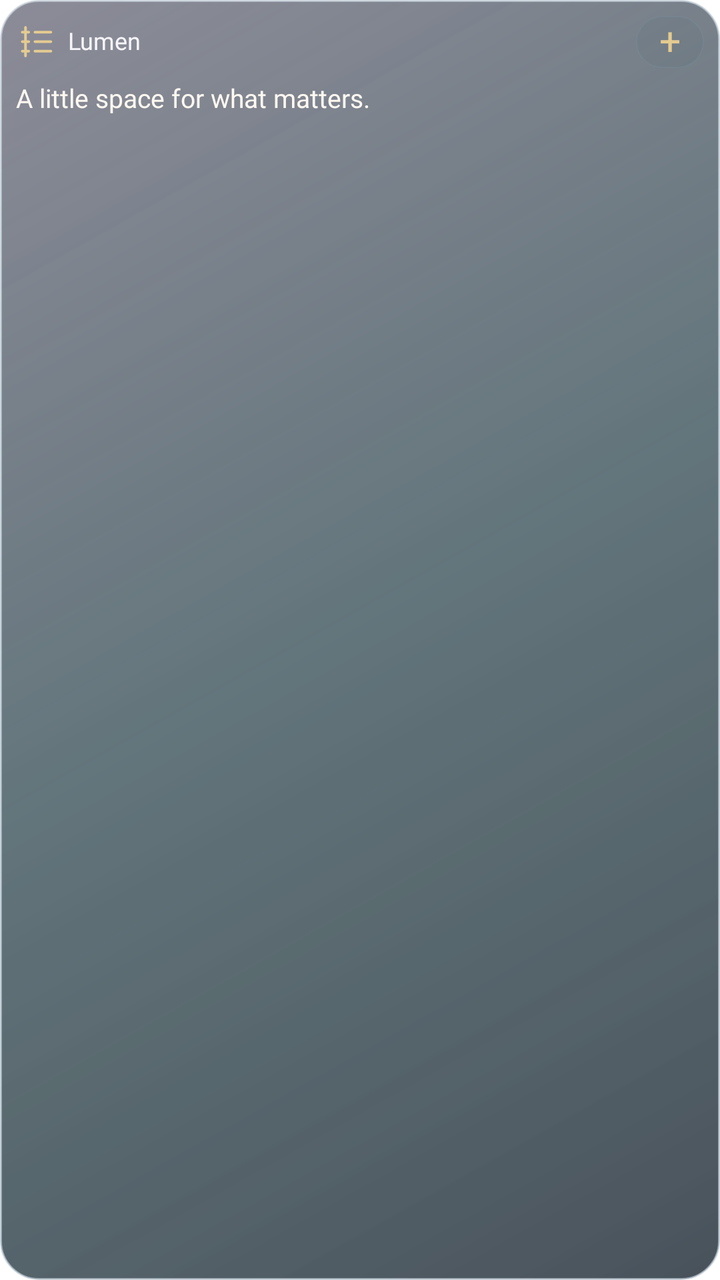
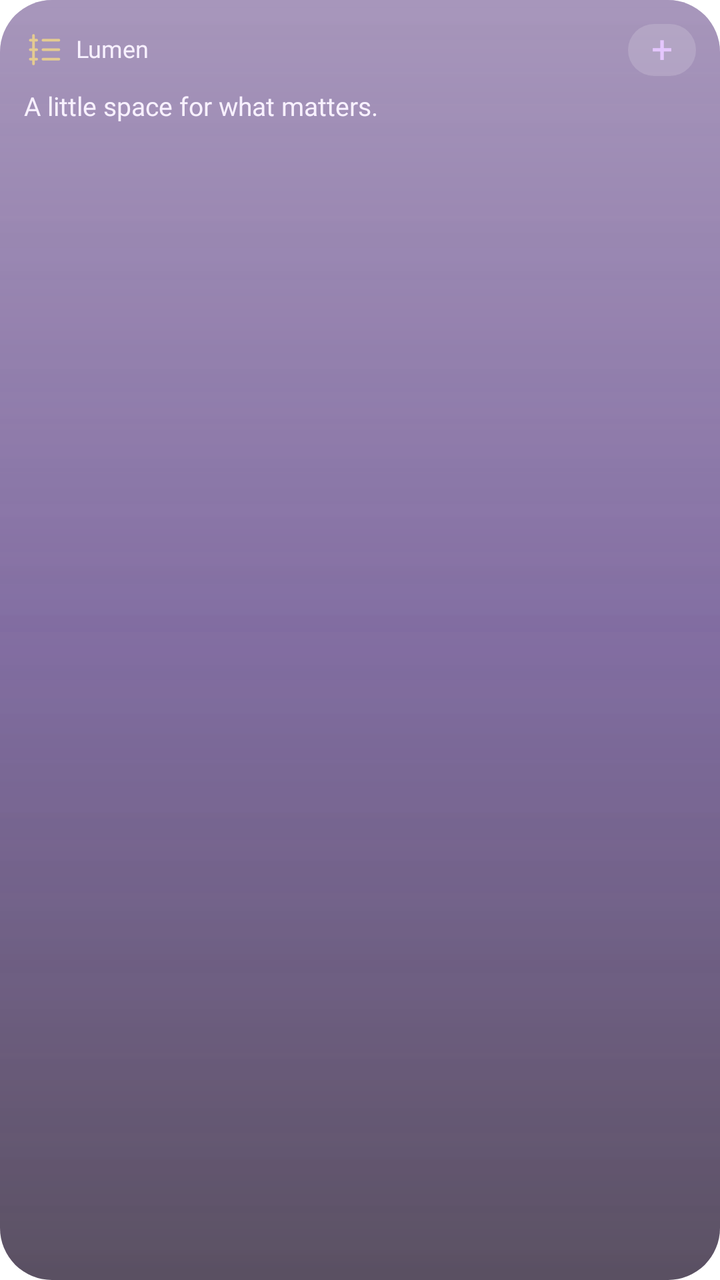

Compare the two renders of this Android layout. The source of the first and the diff that turns it into the second are given below.
<!-- AndroidManifest.xml: application theme Theme.Lumen -->
<!-- res/layout/lumen_widget_trip.xml -->
<?xml version='1.0' encoding='utf-8'?>
<LinearLayout xmlns:android="http://schemas.android.com/apk/res/android" android:id="@+id/widget_root" android:layout_width="match_parent" android:layout_height="match_parent" android:orientation="vertical" android:padding="8dp" android:background="@drawable/widget_glass_dark_balanced">
    <LinearLayout android:layout_width="match_parent" android:layout_height="wrap_content" android:orientation="horizontal" android:gravity="center_vertical">
        <ImageView android:id="@+id/widget_icon" android:layout_width="19dp" android:layout_height="19dp" android:contentDescription="@null" android:src="@drawable/widget_ic_tasks" />
        <TextView android:id="@+id/widget_title" android:layout_width="0dp" android:layout_weight="1" android:layout_height="wrap_content" android:layout_marginStart="7dp" android:text="@string/widget_name" android:textColor="#F6F5FA" android:textSize="12sp" android:fontFamily="@font/outfit_medium" android:maxLines="1" android:ellipsize="end" android:includeFontPadding="false" />
        <TextView android:id="@+id/widget_action" android:layout_width="34dp" android:layout_height="26dp" android:gravity="center" android:text="@string/widget_plus" android:textSize="19sp" android:textColor="#E4CB91" android:contentDescription="@string/widget_open" android:background="@drawable/widget_control" android:includeFontPadding="false" />
    </LinearLayout>
    <LinearLayout android:layout_width="match_parent" android:layout_height="wrap_content" android:orientation="horizontal" android:baselineAligned="false" android:gravity="center_vertical" android:layout_marginTop="4dp">
        <LinearLayout android:layout_width="0dp" android:layout_weight="1" android:layout_height="wrap_content" android:orientation="vertical" android:paddingStart="0dp" android:paddingEnd="12dp">
            <TextView android:id="@+id/widget_detail" android:layout_width="match_parent" android:layout_height="wrap_content" android:layout_marginTop="4dp" android:text="@string/widget_preview_detail" android:textColor="#FFF8F1" android:textSize="13sp" android:fontFamily="@font/outfit_medium" android:maxLines="2" android:ellipsize="end" android:includeFontPadding="false" />
            <TextView android:id="@+id/widget_status" android:layout_width="match_parent" android:layout_height="wrap_content" android:layout_marginTop="2dp" android:textColor="#BCD0D8" android:textSize="10sp" android:maxLines="2" android:ellipsize="end" android:includeFontPadding="false" />
        </LinearLayout>
        <LinearLayout android:id="@+id/widget_photos" android:layout_width="100dp" android:layout_height="64dp" android:layout_marginTop="4dp" android:orientation="horizontal" android:gravity="center_vertical" android:visibility="gone">
            <ImageView android:id="@+id/widget_photo1" android:layout_width="100dp" android:layout_height="64dp" android:layout_marginEnd="4dp" android:scaleType="centerCrop" android:background="@drawable/widget_photo_frame" android:contentDescription="@string/widget_photo" android:visibility="gone" />
            <ImageView android:id="@+id/widget_photo2" android:layout_width="100dp" android:layout_height="64dp" android:layout_marginEnd="4dp" android:scaleType="centerCrop" android:background="@drawable/widget_photo_frame" android:contentDescription="@string/widget_photo" android:visibility="gone" />
            <ImageView android:id="@+id/widget_photo3" android:layout_width="100dp" android:layout_height="64dp" android:layout_marginEnd="4dp" android:scaleType="centerCrop" android:background="@drawable/widget_photo_frame" android:contentDescription="@string/widget_photo" android:visibility="gone" />
            <ImageView android:id="@+id/widget_photo4" android:layout_width="100dp" android:layout_height="64dp" android:layout_marginEnd="4dp" android:scaleType="centerCrop" android:background="@drawable/widget_photo_frame" android:contentDescription="@string/widget_photo" android:visibility="gone" />
        </LinearLayout>
    </LinearLayout>
    <Chronometer android:id="@+id/widget_timer" android:layout_width="match_parent" android:layout_height="24dp" android:textColor="#FFF8F1" android:textSize="20sp" android:fontFamily="@font/outfit_medium" android:visibility="gone" android:includeFontPadding="false" />
    <LinearLayout android:id="@+id/widget_photo_names" android:layout_width="match_parent" android:layout_height="12dp" android:orientation="horizontal" android:visibility="gone">
        <TextView android:id="@+id/widget_person1" android:layout_width="0dp" android:layout_weight="1" android:layout_height="match_parent" android:textColor="#BCD0D8" android:textSize="9sp" android:gravity="center" android:maxLines="1" android:ellipsize="end" android:includeFontPadding="false" />
        <TextView android:id="@+id/widget_person2" android:layout_width="0dp" android:layout_weight="1" android:layout_height="match_parent" android:textColor="#BCD0D8" android:textSize="9sp" android:gravity="center" android:maxLines="1" android:ellipsize="end" android:includeFontPadding="false" />
        <TextView android:id="@+id/widget_person3" android:layout_width="0dp" android:layout_weight="1" android:layout_height="match_parent" android:textColor="#BCD0D8" android:textSize="9sp" android:gravity="center" android:maxLines="1" android:ellipsize="end" android:includeFontPadding="false" />
        <TextView android:id="@+id/widget_person4" android:layout_width="0dp" android:layout_weight="1" android:layout_height="match_parent" android:textColor="#BCD0D8" android:textSize="9sp" android:gravity="center" android:maxLines="1" android:ellipsize="end" android:includeFontPadding="false" />
    </LinearLayout>
    <LinearLayout android:id="@+id/widget_row1" android:layout_width="match_parent" android:layout_height="24dp" android:orientation="horizontal" android:gravity="center_vertical" android:visibility="gone">
        <TextView android:id="@+id/widget_check1" android:layout_width="34dp" android:layout_height="match_parent" android:text="@string/widget_circle" android:textColor="#E4CB91" android:textSize="22sp" android:gravity="center_vertical" android:includeFontPadding="false" />
        <TextView android:id="@+id/widget_task1" android:layout_width="0dp" android:layout_weight="1" android:layout_height="wrap_content" android:textColor="#FFF8F1" android:textSize="12sp" android:maxLines="1" android:ellipsize="end" android:includeFontPadding="false" />
    </LinearLayout>
    <LinearLayout android:id="@+id/widget_row2" android:layout_width="match_parent" android:layout_height="24dp" android:orientation="horizontal" android:gravity="center_vertical" android:visibility="gone">
        <TextView android:id="@+id/widget_check2" android:layout_width="34dp" android:layout_height="match_parent" android:text="@string/widget_circle" android:textColor="#E4CB91" android:textSize="22sp" android:gravity="center_vertical" android:includeFontPadding="false" />
        <TextView android:id="@+id/widget_task2" android:layout_width="0dp" android:layout_weight="1" android:layout_height="wrap_content" android:textColor="#FFF8F1" android:textSize="12sp" android:maxLines="1" android:ellipsize="end" android:includeFontPadding="false" />
    </LinearLayout>
    <TextView android:id="@+id/widget_button" android:layout_width="match_parent" android:layout_height="28dp" android:layout_marginTop="4dp" android:gravity="center" android:textColor="#28251D" android:fontFamily="@font/outfit_medium" android:textSize="12sp" android:background="@drawable/widget_pill" android:visibility="gone" android:includeFontPadding="false" />
    <ProgressBar android:id="@+id/widget_meter" android:layout_width="match_parent" android:layout_height="4dp" android:layout_marginTop="8dp" android:max="100" android:progressTint="#E4CB91" android:progressBackgroundTint="#334E6C72" android:visibility="gone" style="?android:attr/progressBarStyleHorizontal" />
</LinearLayout>
<!-- resources referenced by this layout -->
<resources>
  <!-- drawable widget_control (drawable) -->
  <shape xmlns:android="http://schemas.android.com/apk/res/android">
      <corners android:radius="14dp"/>
      <solid android:color="#153F5960"/>
      <stroke android:width="0.6dp" android:color="#337B9BA8"/>
  </shape>
  <!-- drawable widget_glass_dark_balanced (drawable) -->
  <?xml version='1.0' encoding='utf-8'?>
  <layer-list xmlns:android="http://schemas.android.com/apk/res/android">
      <item>
          <shape>
              <corners android:radius="19dp" />
              <gradient android:angle="315" android:startColor="#B939394E" android:centerColor="#B9243B43" android:endColor="#C5131F2A" />
              <stroke android:width="1dp" android:color="#A4BAC7D3" />
          </shape>
      </item>
      <item>
          <shape>
              <corners android:radius="19dp" />
              <gradient android:angle="315" android:startColor="#32FFFFFF" android:centerColor="#087DD8E4" android:endColor="#002C2748" />
          </shape>
      </item>
  </layer-list>
  <!-- drawable widget_ic_tasks (drawable) -->
  <vector xmlns:android="http://schemas.android.com/apk/res/android" android:width="24dp" android:height="24dp" android:viewportWidth="24" android:viewportHeight="24"><path android:pathData="M4,6 L8,6 M12,6 L22,6 M4,12 L8,12 M12,12 L22,12 M4,18 L8,18 M12,18 L22,18 M6,3 L6,9 M6,9 L6,15 M6,15 L6,21" android:fillColor="@android:color/transparent" android:strokeColor="#E4CB91" android:strokeWidth="1.7" android:strokeLineCap="round" android:strokeLineJoin="round" /></vector>
  <!-- drawable widget_photo_frame (drawable) -->
  <shape xmlns:android="http://schemas.android.com/apk/res/android"><corners android:radius="12dp"/><solid android:color="#262F424B"/></shape>
  <!-- drawable widget_pill (drawable) -->
  <shape xmlns:android="http://schemas.android.com/apk/res/android"><corners android:radius="24dp"/><gradient android:angle="0" android:startColor="#EAD8A7" android:endColor="#DCC28A"/></shape>
  <string name="widget_circle">○</string>
  <string name="widget_name">Lumen</string>
  <string name="widget_open">Open widget</string>
  <string name="widget_photo">Photo</string>
  <string name="widget_plus">+</string>
  <string name="widget_preview_detail">A little space for what matters.</string>
  <style name="Theme.Lumen" parent="android:Theme.Material.NoActionBar">
          <item name="android:windowShowWallpaper">true</item>
          <item name="android:windowBackground">@android:color/transparent</item>
          <item name="android:colorBackgroundCacheHint">@null</item>
          <item name="android:statusBarColor">@android:color/transparent</item>
          <item name="android:navigationBarColor">@android:color/transparent</item>
          <item name="android:windowDrawsSystemBarBackgrounds">true</item>
          <item name="android:windowLightStatusBar">false</item>
      </style>
</resources>

<!-- the commit's change to res/layout/lumen_widget_trip.xml (unified diff, before → after) -->
@@ -1,14 +1,14 @@
 <?xml version='1.0' encoding='utf-8'?>
-<LinearLayout xmlns:android="http://schemas.android.com/apk/res/android" android:id="@+id/widget_root" android:layout_width="match_parent" android:layout_height="match_parent" android:orientation="vertical" android:padding="8dp" android:background="@drawable/widget_glass_dark_balanced">
+<LinearLayout xmlns:android="http://schemas.android.com/apk/res/android" android:id="@+id/widget_root" android:layout_width="match_parent" android:layout_height="match_parent" android:orientation="vertical" android:padding="12dp" android:background="@drawable/widget_glass_dark_balanced">
     <LinearLayout android:layout_width="match_parent" android:layout_height="wrap_content" android:orientation="horizontal" android:gravity="center_vertical">
         <ImageView android:id="@+id/widget_icon" android:layout_width="19dp" android:layout_height="19dp" android:contentDescription="@null" android:src="@drawable/widget_ic_tasks" />
-        <TextView android:id="@+id/widget_title" android:layout_width="0dp" android:layout_weight="1" android:layout_height="wrap_content" android:layout_marginStart="7dp" android:text="@string/widget_name" android:textColor="#F6F5FA" android:textSize="12sp" android:fontFamily="@font/outfit_medium" android:maxLines="1" android:ellipsize="end" android:includeFontPadding="false" />
-        <TextView android:id="@+id/widget_action" android:layout_width="34dp" android:layout_height="26dp" android:gravity="center" android:text="@string/widget_plus" android:textSize="19sp" android:textColor="#E4CB91" android:contentDescription="@string/widget_open" android:background="@drawable/widget_control" android:includeFontPadding="false" />
+        <TextView android:id="@+id/widget_title" android:layout_width="0dp" android:layout_weight="1" android:layout_height="wrap_content" android:layout_marginStart="7dp" android:text="@string/widget_name" android:textColor="#F8F1FF" android:textSize="12sp" android:fontFamily="@font/outfit_medium" android:maxLines="1" android:ellipsize="end" android:includeFontPadding="false" />
+        <TextView android:id="@+id/widget_action" android:layout_width="34dp" android:layout_height="26dp" android:gravity="center" android:text="@string/widget_plus" android:textSize="19sp" android:textColor="#E4C6FF" android:contentDescription="@string/widget_open" android:background="@drawable/widget_control" android:includeFontPadding="false" />
     </LinearLayout>
     <LinearLayout android:layout_width="match_parent" android:layout_height="wrap_content" android:orientation="horizontal" android:baselineAligned="false" android:gravity="center_vertical" android:layout_marginTop="4dp">
         <LinearLayout android:layout_width="0dp" android:layout_weight="1" android:layout_height="wrap_content" android:orientation="vertical" android:paddingStart="0dp" android:paddingEnd="12dp">
-            <TextView android:id="@+id/widget_detail" android:layout_width="match_parent" android:layout_height="wrap_content" android:layout_marginTop="4dp" android:text="@string/widget_preview_detail" android:textColor="#FFF8F1" android:textSize="13sp" android:fontFamily="@font/outfit_medium" android:maxLines="2" android:ellipsize="end" android:includeFontPadding="false" />
-            <TextView android:id="@+id/widget_status" android:layout_width="match_parent" android:layout_height="wrap_content" android:layout_marginTop="2dp" android:textColor="#BCD0D8" android:textSize="10sp" android:maxLines="2" android:ellipsize="end" android:includeFontPadding="false" />
+            <TextView android:id="@+id/widget_detail" android:layout_width="match_parent" android:layout_height="wrap_content" android:layout_marginTop="4dp" android:text="@string/widget_preview_detail" android:textColor="#F8F1FF" android:textSize="13sp" android:fontFamily="@font/outfit_medium" android:maxLines="2" android:ellipsize="end" android:includeFontPadding="false" />
+            <TextView android:id="@+id/widget_status" android:layout_width="match_parent" android:layout_height="wrap_content" android:layout_marginTop="2dp" android:textColor="#C8B8D8" android:textSize="10sp" android:maxLines="2" android:ellipsize="end" android:includeFontPadding="false" />
         </LinearLayout>
         <LinearLayout android:id="@+id/widget_photos" android:layout_width="100dp" android:layout_height="64dp" android:layout_marginTop="4dp" android:orientation="horizontal" android:gravity="center_vertical" android:visibility="gone">
             <ImageView android:id="@+id/widget_photo1" android:layout_width="100dp" android:layout_height="64dp" android:layout_marginEnd="4dp" android:scaleType="centerCrop" android:background="@drawable/widget_photo_frame" android:contentDescription="@string/widget_photo" android:visibility="gone" />
@@ -17,21 +17,21 @@
             <ImageView android:id="@+id/widget_photo4" android:layout_width="100dp" android:layout_height="64dp" android:layout_marginEnd="4dp" android:scaleType="centerCrop" android:background="@drawable/widget_photo_frame" android:contentDescription="@string/widget_photo" android:visibility="gone" />
         </LinearLayout>
     </LinearLayout>
-    <Chronometer android:id="@+id/widget_timer" android:layout_width="match_parent" android:layout_height="24dp" android:textColor="#FFF8F1" android:textSize="20sp" android:fontFamily="@font/outfit_medium" android:visibility="gone" android:includeFontPadding="false" />
+    <Chronometer android:id="@+id/widget_timer" android:layout_width="match_parent" android:layout_height="24dp" android:textColor="#F8F1FF" android:textSize="20sp" android:fontFamily="@font/outfit_medium" android:visibility="gone" android:includeFontPadding="false" />
     <LinearLayout android:id="@+id/widget_photo_names" android:layout_width="match_parent" android:layout_height="12dp" android:orientation="horizontal" android:visibility="gone">
-        <TextView android:id="@+id/widget_person1" android:layout_width="0dp" android:layout_weight="1" android:layout_height="match_parent" android:textColor="#BCD0D8" android:textSize="9sp" android:gravity="center" android:maxLines="1" android:ellipsize="end" android:includeFontPadding="false" />
-        <TextView android:id="@+id/widget_person2" android:layout_width="0dp" android:layout_weight="1" android:layout_height="match_parent" android:textColor="#BCD0D8" android:textSize="9sp" android:gravity="center" android:maxLines="1" android:ellipsize="end" android:includeFontPadding="false" />
-        <TextView android:id="@+id/widget_person3" android:layout_width="0dp" android:layout_weight="1" android:layout_height="match_parent" android:textColor="#BCD0D8" android:textSize="9sp" android:gravity="center" android:maxLines="1" android:ellipsize="end" android:includeFontPadding="false" />
-        <TextView android:id="@+id/widget_person4" android:layout_width="0dp" android:layout_weight="1" android:layout_height="match_parent" android:textColor="#BCD0D8" android:textSize="9sp" android:gravity="center" android:maxLines="1" android:ellipsize="end" android:includeFontPadding="false" />
+        <TextView android:id="@+id/widget_person1" android:layout_width="0dp" android:layout_weight="1" android:layout_height="match_parent" android:textColor="#C8B8D8" android:textSize="9sp" android:gravity="center" android:maxLines="1" android:ellipsize="end" android:includeFontPadding="false" />
+        <TextView android:id="@+id/widget_person2" android:layout_width="0dp" android:layout_weight="1" android:layout_height="match_parent" android:textColor="#C8B8D8" android:textSize="9sp" android:gravity="center" android:maxLines="1" android:ellipsize="end" android:includeFontPadding="false" />
+        <TextView android:id="@+id/widget_person3" android:layout_width="0dp" android:layout_weight="1" android:layout_height="match_parent" android:textColor="#C8B8D8" android:textSize="9sp" android:gravity="center" android:maxLines="1" android:ellipsize="end" android:includeFontPadding="false" />
+        <TextView android:id="@+id/widget_person4" android:layout_width="0dp" android:layout_weight="1" android:layout_height="match_parent" android:textColor="#C8B8D8" android:textSize="9sp" android:gravity="center" android:maxLines="1" android:ellipsize="end" android:includeFontPadding="false" />
     </LinearLayout>
     <LinearLayout android:id="@+id/widget_row1" android:layout_width="match_parent" android:layout_height="24dp" android:orientation="horizontal" android:gravity="center_vertical" android:visibility="gone">
-        <TextView android:id="@+id/widget_check1" android:layout_width="34dp" android:layout_height="match_parent" android:text="@string/widget_circle" android:textColor="#E4CB91" android:textSize="22sp" android:gravity="center_vertical" android:includeFontPadding="false" />
-        <TextView android:id="@+id/widget_task1" android:layout_width="0dp" android:layout_weight="1" android:layout_height="wrap_content" android:textColor="#FFF8F1" android:textSize="12sp" android:maxLines="1" android:ellipsize="end" android:includeFontPadding="false" />
+        <TextView android:id="@+id/widget_check1" android:layout_width="34dp" android:layout_height="match_parent" android:text="@string/widget_circle" android:textColor="#E4C6FF" android:textSize="22sp" android:gravity="center_vertical" android:includeFontPadding="false" />
+        <TextView android:id="@+id/widget_task1" android:layout_width="0dp" android:layout_weight="1" android:layout_height="wrap_content" android:textColor="#F8F1FF" android:textSize="12sp" android:maxLines="1" android:ellipsize="end" android:includeFontPadding="false" />
     </LinearLayout>
     <LinearLayout android:id="@+id/widget_row2" android:layout_width="match_parent" android:layout_height="24dp" android:orientation="horizontal" android:gravity="center_vertical" android:visibility="gone">
-        <TextView android:id="@+id/widget_check2" android:layout_width="34dp" android:layout_height="match_parent" android:text="@string/widget_circle" android:textColor="#E4CB91" android:textSize="22sp" android:gravity="center_vertical" android:includeFontPadding="false" />
-        <TextView android:id="@+id/widget_task2" android:layout_width="0dp" android:layout_weight="1" android:layout_height="wrap_content" android:textColor="#FFF8F1" android:textSize="12sp" android:maxLines="1" android:ellipsize="end" android:includeFontPadding="false" />
+        <TextView android:id="@+id/widget_check2" android:layout_width="34dp" android:layout_height="match_parent" android:text="@string/widget_circle" android:textColor="#E4C6FF" android:textSize="22sp" android:gravity="center_vertical" android:includeFontPadding="false" />
+        <TextView android:id="@+id/widget_task2" android:layout_width="0dp" android:layout_weight="1" android:layout_height="wrap_content" android:textColor="#F8F1FF" android:textSize="12sp" android:maxLines="1" android:ellipsize="end" android:includeFontPadding="false" />
     </LinearLayout>
-    <TextView android:id="@+id/widget_button" android:layout_width="match_parent" android:layout_height="28dp" android:layout_marginTop="4dp" android:gravity="center" android:textColor="#28251D" android:fontFamily="@font/outfit_medium" android:textSize="12sp" android:background="@drawable/widget_pill" android:visibility="gone" android:includeFontPadding="false" />
-    <ProgressBar android:id="@+id/widget_meter" android:layout_width="match_parent" android:layout_height="4dp" android:layout_marginTop="8dp" android:max="100" android:progressTint="#E4CB91" android:progressBackgroundTint="#334E6C72" android:visibility="gone" style="?android:attr/progressBarStyleHorizontal" />
+    <TextView android:id="@+id/widget_button" android:layout_width="match_parent" android:layout_height="28dp" android:layout_marginTop="4dp" android:gravity="center" android:textColor="#2A1048" android:fontFamily="@font/outfit_medium" android:textSize="12sp" android:background="@drawable/widget_pill" android:visibility="gone" android:includeFontPadding="false" />
+    <ProgressBar android:id="@+id/widget_meter" android:layout_width="match_parent" android:layout_height="4dp" android:layout_marginTop="8dp" android:max="100" android:progressTint="#C084FC" android:progressBackgroundTint="#33E4C6FF" android:visibility="gone" style="?android:attr/progressBarStyleHorizontal" />
 </LinearLayout>
<!-- resource entries referenced after the edit -->
@@ -1,34 +1,53 @@
 <!-- resources referenced by this layout -->
 <resources>
   <!-- drawable widget_control (drawable) -->
+  <?xml version="1.0" encoding="utf-8"?>
   <shape xmlns:android="http://schemas.android.com/apk/res/android">
-      <corners android:radius="14dp"/>
-      <solid android:color="#153F5960"/>
-      <stroke android:width="0.6dp" android:color="#337B9BA8"/>
+      <corners android:radius="16dp" />
+      <solid android:color="#28FFFFFF" />
   </shape>
   <!-- drawable widget_glass_dark_balanced (drawable) -->
-  <?xml version='1.0' encoding='utf-8'?>
+  <?xml version="1.0" encoding="utf-8"?>
   <layer-list xmlns:android="http://schemas.android.com/apk/res/android">
       <item>
           <shape>
-              <corners android:radius="19dp" />
-              <gradient android:angle="315" android:startColor="#B939394E" android:centerColor="#B9243B43" android:endColor="#C5131F2A" />
-              <stroke android:width="1dp" android:color="#A4BAC7D3" />
+              <corners android:radius="26dp" />
+              <gradient
+                  android:angle="270"
+                  android:startColor="#993B1568"
+                  android:centerColor="#A62E1060"
+                  android:endColor="#B314061F" />
           </shape>
       </item>
       <item>
           <shape>
-              <corners android:radius="19dp" />
-              <gradient android:angle="315" android:startColor="#32FFFFFF" android:centerColor="#087DD8E4" android:endColor="#002C2748" />
+              <corners android:radius="26dp" />
+              <gradient
+                  android:angle="270"
+                  android:startColor="#40FFFFFF"
+                  android:centerColor="#18E4C6FF"
+                  android:endColor="#00FFFFFF" />
           </shape>
       </item>
   </layer-list>
   <!-- drawable widget_ic_tasks (drawable) -->
   <vector xmlns:android="http://schemas.android.com/apk/res/android" android:width="24dp" android:height="24dp" android:viewportWidth="24" android:viewportHeight="24"><path android:pathData="M4,6 L8,6 M12,6 L22,6 M4,12 L8,12 M12,12 L22,12 M4,18 L8,18 M12,18 L22,18 M6,3 L6,9 M6,9 L6,15 M6,15 L6,21" android:fillColor="@android:color/transparent" android:strokeColor="#E4CB91" android:strokeWidth="1.7" android:strokeLineCap="round" android:strokeLineJoin="round" /></vector>
   <!-- drawable widget_photo_frame (drawable) -->
-  <shape xmlns:android="http://schemas.android.com/apk/res/android"><corners android:radius="12dp"/><solid android:color="#262F424B"/></shape>
+  <?xml version="1.0" encoding="utf-8"?>
+  <shape xmlns:android="http://schemas.android.com/apk/res/android">
+      <corners android:radius="16dp" />
+      <solid android:color="#3314061F" />
+  </shape>
   <!-- drawable widget_pill (drawable) -->
-  <shape xmlns:android="http://schemas.android.com/apk/res/android"><corners android:radius="24dp"/><gradient android:angle="0" android:startColor="#EAD8A7" android:endColor="#DCC28A"/></shape>
+  <?xml version="1.0" encoding="utf-8"?>
+  <shape xmlns:android="http://schemas.android.com/apk/res/android">
+      <corners android:radius="22dp" />
+      <gradient
+          android:angle="0"
+          android:startColor="#E9D5FF"
+          android:centerColor="#D8B4FE"
+          android:endColor="#F0ABFC" />
+  </shape>
   <string name="widget_circle">○</string>
   <string name="widget_name">Lumen</string>
   <string name="widget_open">Open widget</string>
